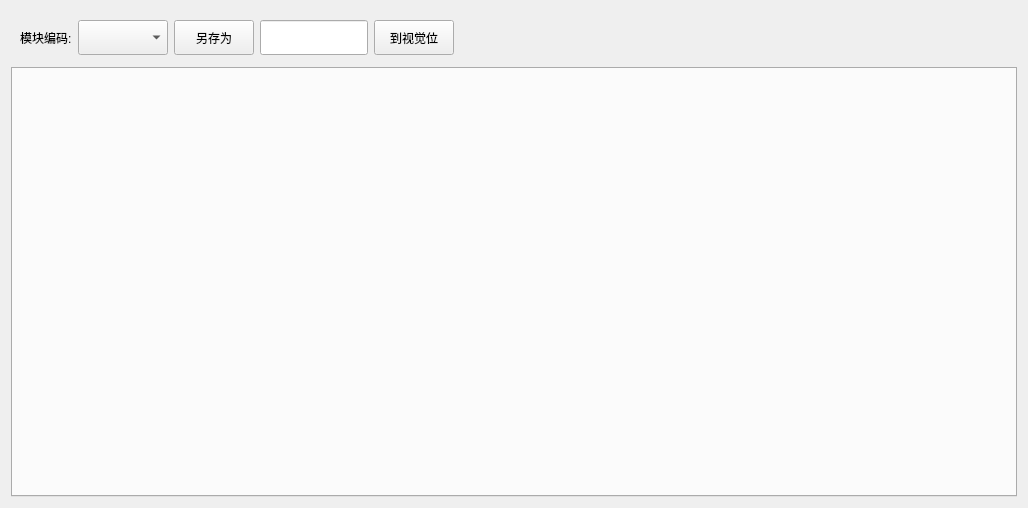
The window that VISFrameView_AirtightDevice/Plugins/PluginProductSet/WidgetRecipeVision.ui (IPX-192/haoen) describes before a commit, drawn with Qt 5.
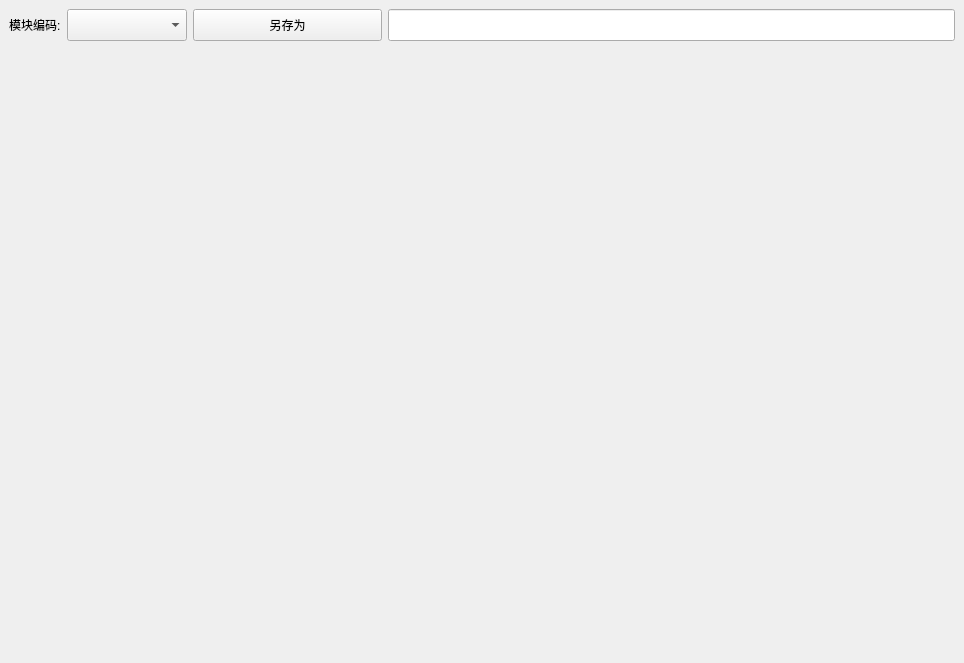
The same window after the commit. Custom widgets are drawn as their Qt base class.

Diff of the .ui file:
```diff
--- a/VISFrameView_AirtightDevice/Plugins/PluginProductSet/WidgetRecipeVision.ui
+++ b/VISFrameView_AirtightDevice/Plugins/PluginProductSet/WidgetRecipeVision.ui
@@ -6,31 +6,42 @@
    <rect>
     <x>0</x>
     <y>0</y>
-    <width>1028</width>
-    <height>508</height>
+    <width>964</width>
+    <height>663</height>
    </rect>
   </property>
   <property name="windowTitle">
    <string>Form</string>
   </property>
-  <layout class="QGridLayout" name="gridLayout">
-   <item row="0" column="0">
-    <widget class="QWidget" name="widget" native="true">
+  <layout class="QVBoxLayout" name="verticalLayout_4">
+   <property name="spacing">
+    <number>0</number>
+   </property>
+   <property name="leftMargin">
+    <number>0</number>
+   </property>
+   <property name="topMargin">
+    <number>0</number>
+   </property>
+   <property name="rightMargin">
+    <number>0</number>
+   </property>
+   <property name="bottomMargin">
+    <number>0</number>
+   </property>
+   <item>
+    <widget class="QWidget" name="widget_2" native="true">
      <property name="maximumSize">
       <size>
        <width>16777215</width>
        <height>50</height>
       </size>
      </property>
-     <layout class="QHBoxLayout" name="horizontalLayout_4">
+     <layout class="QHBoxLayout" name="horizontalLayout_10" stretch="0,1">
+      <item>
+       <layout class="QHBoxLayout" name="horizontalLayout_8" stretch="1,3">
       <item>
        <widget class="QLabel" name="label_3">
-        <property name="minimumSize">
-         <size>
-          <width>0</width>
-          <height>35</height>
-         </size>
-        </property>
         <property name="text">
          <string>模块编码:</string>
         </property>
@@ -40,19 +51,26 @@
        <widget class="QComboBox" name="comboBox_Recipe">
         <property name="minimumSize">
          <size>
-          <width>90</width>
-          <height>35</height>
-         </size>
-        </property>
-       </widget>
-      </item>
+            <width>120</width>
+            <height>0</height>
+           </size>
+          </property>
+          <property name="styleSheet">
+           <string notr="true">QComboBox{font:20px;height: 50px;}</string>
+          </property>
+         </widget>
+        </item>
+       </layout>
+      </item>
       <item>
-       <widget class="QPushButton" name="btnSaveAs">
-        <property name="minimumSize">
-         <size>
-          <width>0</width>
-          <height>35</height>
-         </size>
+       <layout class="QHBoxLayout" name="horizontalLayout_7" stretch="1,3">
+        <item>
+         <widget class="QPushButton" name="btnSave">
+          <property name="sizePolicy">
+           <sizepolicy hsizetype="Minimum" vsizetype="Preferred">
+            <horstretch>0</horstretch>
+            <verstretch>0</verstretch>
+           </sizepolicy>
         </property>
         <property name="text">
          <string>另存为</string>
@@ -60,9 +78,9 @@
        </widget>
       </item>
       <item>
-       <widget class="QLineEdit" name="LineEditSaveAsName">
+         <widget class="QLineEdit" name="lineEdit">
         <property name="sizePolicy">
-         <sizepolicy hsizetype="Fixed" vsizetype="Fixed">
+           <sizepolicy hsizetype="Expanding" vsizetype="Preferred">
           <horstretch>0</horstretch>
           <verstretch>0</verstretch>
          </sizepolicy>
@@ -70,45 +88,71 @@
         <property name="minimumSize">
          <size>
           <width>0</width>
-          <height>35</height>
+            <height>25</height>
          </size>
         </property>
        </widget>
       </item>
+       </layout>
+      </item>
+     </layout>
+    </widget>
+   </item>
       <item>
-       <widget class="QPushButton" name="btnVisionPos">
-        <property name="minimumSize">
-         <size>
-          <width>0</width>
-          <height>35</height>
-         </size>
-        </property>
-        <property name="text">
-         <string>到视觉位</string>
-        </property>
-       </widget>
-      </item>
+    <widget class="ImageCanvas" name="widget" native="true">
+     <property name="styleSheet">
+      <string notr="true"/>
+     </property>
+     <layout class="QVBoxLayout" name="verticalLayout_3" stretch="1">
+      <property name="spacing">
+       <number>0</number>
+      </property>
+      <property name="leftMargin">
+       <number>9</number>
+      </property>
+      <property name="topMargin">
+       <number>0</number>
+      </property>
+      <property name="rightMargin">
+       <number>9</number>
+      </property>
+      <property name="bottomMargin">
+       <number>0</number>
+      </property>
       <item>
-       <spacer name="horizontalSpacer">
-        <property name="orientation">
-         <enum>Qt::Horizontal</enum>
-        </property>
-        <property name="sizeHint" stdset="0">
-         <size>
-          <width>40</width>
-          <height>20</height>
-         </size>
-        </property>
-       </spacer>
+       <widget class="QWidget" name="widget_3" native="true">
+        <layout class="QVBoxLayout" name="verticalLayout_2">
+         <property name="leftMargin">
+          <number>0</number>
+         </property>
+         <property name="topMargin">
+          <number>0</number>
+         </property>
+         <property name="rightMargin">
+          <number>0</number>
+         </property>
+         <property name="bottomMargin">
+          <number>0</number>
+         </property>
+         <item>
+          <layout class="QVBoxLayout" name="verticalLayout"/>
       </item>
      </layout>
     </widget>
    </item>
-   <item row="1" column="0">
-    <widget class="QTabWidget" name="tabWidget"/>
+     </layout>
+    </widget>
    </item>
   </layout>
  </widget>
+ <customwidgets>
+  <customwidget>
+   <class>ImageCanvas</class>
+   <extends>QWidget</extends>
+   <header location="global">ImageCanvas.h</header>
+   <container>1</container>
+  </customwidget>
+ </customwidgets>
  <resources/>
  <connections/>
 </ui>
```
Left out of the diff: 3 changed lines with no effect on the pictures. Lines whose indentation alone changed are shown as unchanged.
